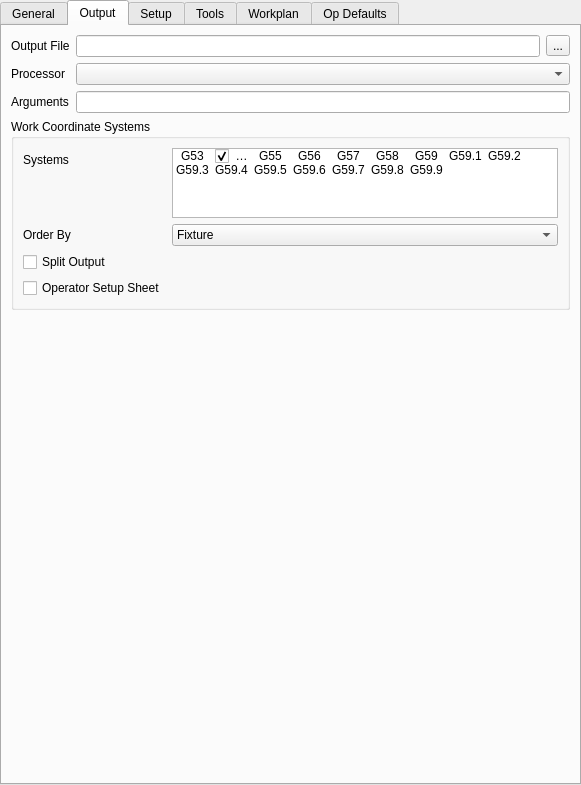
Above: src/Mod/Path/Gui/Resources/panels/PathEdit.ui from gnome71/FreeCAD before the change. Below: the same form after it.
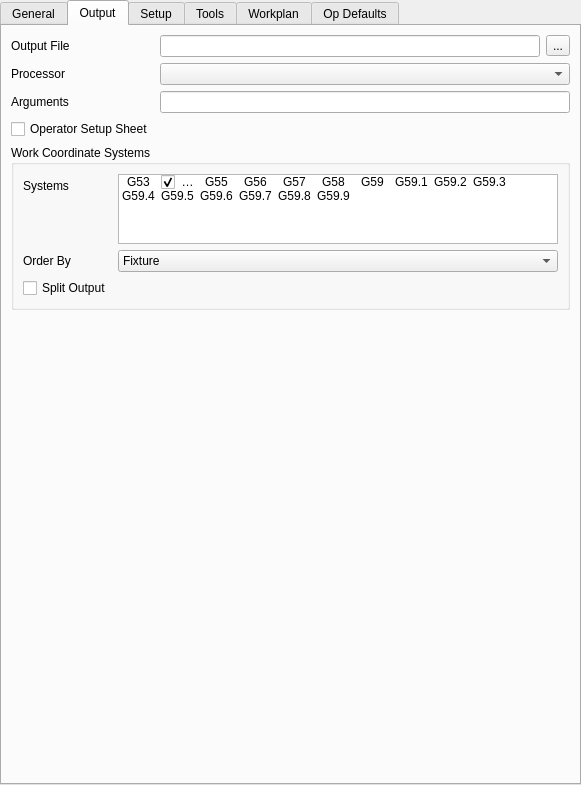
That is the form after the change. Icons and pictures are not drawn. Custom widgets are drawn as their Qt base class.

What changed in the file:
```diff
--- a/src/Mod/Path/Gui/Resources/panels/PathEdit.ui
+++ b/src/Mod/Path/Gui/Resources/panels/PathEdit.ui
@@ -414,14 +414,14 @@
          </property>
         </widget>
        </item>
-       <item row="4" column="0">
+      </layout>
+     </widget>
+    </item>
+    <item row="3" column="0">
         <widget class="QCheckBox" name="opSetupSheet">
          <property name="text">
           <string>Operator Setup Sheet</string>
          </property>
-        </widget>
-       </item>
-      </layout>
      </widget>
     </item>
    </layout>
```
Left out of the diff: 3 changed lines with no effect on the pictures. Lines whose indentation alone changed are shown as unchanged.
